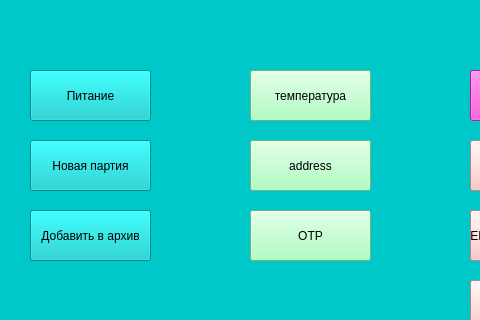
Old version of the form program/ui/commands_OneWire_New.ui in the repository Alekcei94/new_programator; both pictures show x 0 to 480 and y 0 to 320 of the 689 by 461 pixel window.
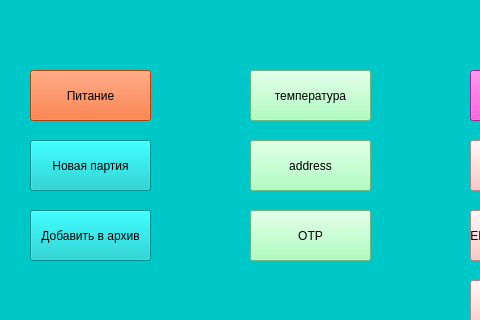
New version of the form.

```diff
--- a/program/ui/commands_OneWire_New.ui
+++ b/program/ui/commands_OneWire_New.ui
@@ -39,7 +39,7 @@
      </rect>
     </property>
     <property name="styleSheet">
-     <string notr="true"/>
+     <string notr="true">background-color: #ff5a0e;</string>
     </property>
     <property name="text">
      <string>Питание</string>
```
